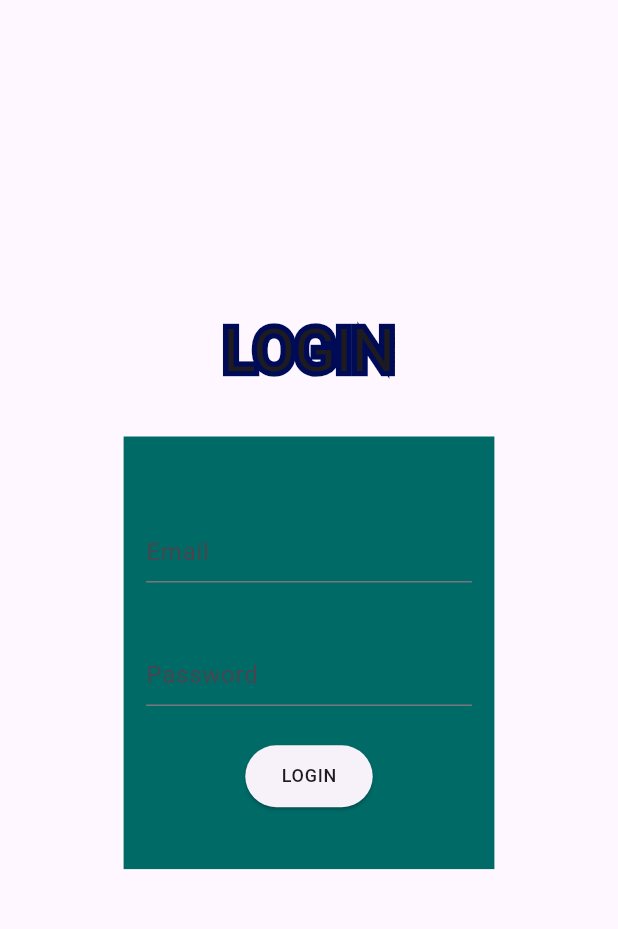
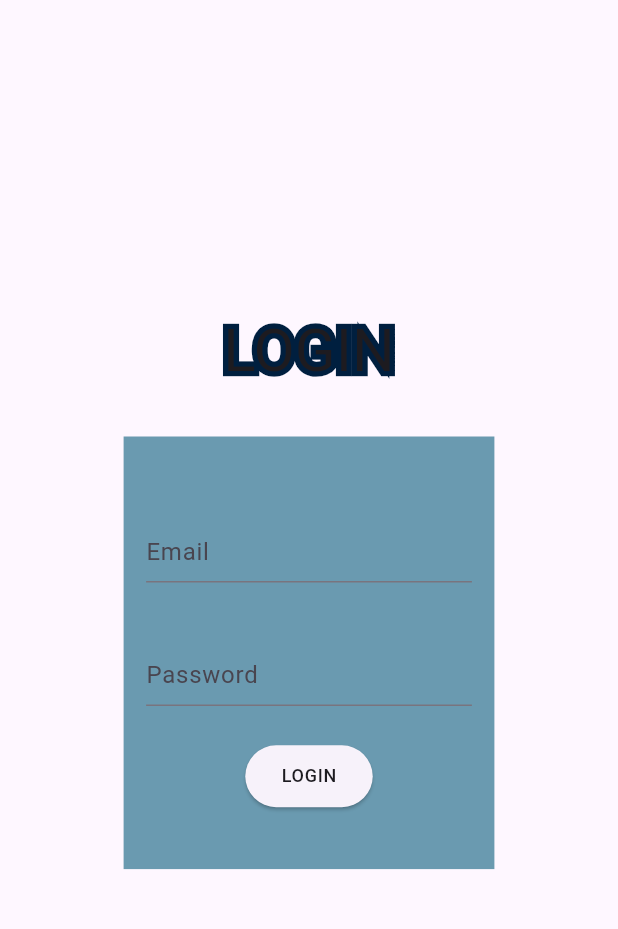
Before and after one commit to namaelsan/stronger, a Flutter app: the screen it shows after launch, on a phone screen of 412 x 824 dp, the part 69-998 px from its top. Run offline on Flutter 3.47's test engine with Material 3 defaults, Android fonts, the phone set to English and light mode, and no system bars.

Commit message:
app theme added to mylib

```diff
--- a/lib/mylib.dart
+++ b/lib/mylib.dart
@@ -2,25 +2,28 @@ import 'package:flutter/material.dart';
 import 'package:flutter/services.dart';
 
 class AppTheme{
-  static var colorDark1 = const Color(0xFF000B58);
-  static var colorDark2 = const Color(0xFF003161);
-  static var colorLight2 = const Color(0xFF006A67);
-  static var colorLight1 = const Color(0xFFFFF4B7);
+  AppTheme._();
 
-  final ThemeData myTheme = ThemeData(
-    colorScheme: ,
-    primarySwatch: Colors.blue,
-    backgroundColor: Colors.white,
-    accentColor: Colors.green,
-    buttonColor: Colors.blue,
-    textTheme: TextTheme(
-      headline6: TextStyle(fontSize: 20.0, fontWeight: FontWeight.bold),
-      bodyText2: TextStyle(fontSize: 16.0),
-    ),
+  static var colorDark1 = const Color(0xFF001F3F);
+  static var colorDark2 = const Color(0xFF3A6D8C);
+  static var colorLight2 = const Color(0xFF6A9AB0);
+  static var colorLight1 = const Color(0xFFEAD8B1);
+
+  static final ThemeData myTheme = ThemeData(
+    useMaterial3: true,
+    primaryColor: colorDark1,
+    brightness: Brightness.light,
+    scaffoldBackgroundColor: colorDark2,
+    textTheme: _TextTheme.myTextTheme,
+    appBarTheme: _AppBarTheme.myAppBarTheme,
+    elevatedButtonTheme: _ElevatedButtonThemeData.myElevatedButtonTheme,
+    inputDecorationTheme: _InputDecorationTheme.myInputDecorationTheme,
   );
 }
 
 class ReusableWidgets {
+
+  ReusableWidgets._();
 
   static screensize(BuildContext context){
     return MediaQuery.of(context).size;
@@ -30,7 +33,7 @@ class ReusableWidgets {
     return AppBar(
       title: Text(title ?? ""),
       centerTitle: true,
-      backgroundColor: AppTheme.colorDark1,
+      backgroundColor: AppTheme.colorLight1,
     );
   }
 
@@ -38,7 +41,7 @@ class ReusableWidgets {
     return ElevatedButton(
       onPressed: onPressed ?? (){},
       style: ElevatedButton.styleFrom(
-          backgroundColor: AppTheme.colorLight2,
+          backgroundColor: AppTheme.colorDark1,
           shape: RoundedRectangleBorder(
             borderRadius: BorderRadius.circular(8),
           )
@@ -62,3 +65,56 @@ class ReusableWidgets {
     });
   }
 }
+
+
+
+class _AppBarTheme{
+  static AppBarTheme myAppBarTheme = AppBarTheme(
+    centerTitle: true,
+    backgroundColor: AppTheme.colorDark1,
+    iconTheme: IconThemeData(
+      color: Colors.white
+    ),
+  );
+}
+
+class _ElevatedButtonThemeData{
+  static ElevatedButtonThemeData myElevatedButtonTheme = ElevatedButtonThemeData(
+    style: ElevatedButton.styleFrom(
+      backgroundColor: AppTheme.colorDark1,
+      disabledBackgroundColor: Colors.grey,
+      disabledForegroundColor: Colors.black.withOpacity(0.5),
+      shape: RoundedRectangleBorder(borderRadius: BorderRadius.circular(8),
+    )
+  ));
+}
+
+
+class _TextTheme{
+  _TextTheme._();
+
+  static TextTheme myTextTheme = TextTheme(
+    headlineLarge: const TextStyle().copyWith(fontSize:  32, fontWeight: FontWeight.bold, color: Colors.white),
+    headlineMedium: const TextStyle().copyWith(fontSize:  24, fontWeight: FontWeight.w600, color: Colors.white),
+    headlineSmall: const TextStyle().copyWith(fontSize:  18, fontWeight: FontWeight.w600, color: Colors.white),
+
+    titleLarge: const TextStyle().copyWith(fontSize:  16, fontWeight: FontWeight.w600, color: Colors.white),
+    titleMedium: const TextStyle().copyWith(fontSize:  16, fontWeight: FontWeight.w500, color: Colors.white),
+    titleSmall: const TextStyle().copyWith(fontSize:  16, fontWeight: FontWeight.w400, color: Colors.white),
+
+    bodyLarge: const TextStyle().copyWith(fontSize:  14, fontWeight: FontWeight.w500, color: Colors.white,),
+    bodyMedium: const TextStyle().copyWith(fontSize:  14, fontWeight: FontWeight.normal, color: Colors.white),
+    bodySmall: const TextStyle().copyWith(fontSize:  14, fontWeight: FontWeight.w500, color: Colors.white.withOpacity(0.5)),
+
+    labelLarge: const TextStyle().copyWith(fontSize:  12, fontWeight: FontWeight.normal, color: Colors.white),
+    labelMedium: const TextStyle().copyWith(fontSize:  12, fontWeight: FontWeight.normal, color: Colors.white),
+    labelSmall: const TextStyle().copyWith(fontSize:  12, fontWeight: FontWeight.normal, color: Colors.white.withOpacity(0.5)),
+  );
+}
+
+class _InputDecorationTheme{
+  _InputDecorationTheme._();
+
+  static InputDecorationTheme myInputDecorationTheme = InputDecorationTheme(
+      border: OutlineInputBorder());
+}
```
